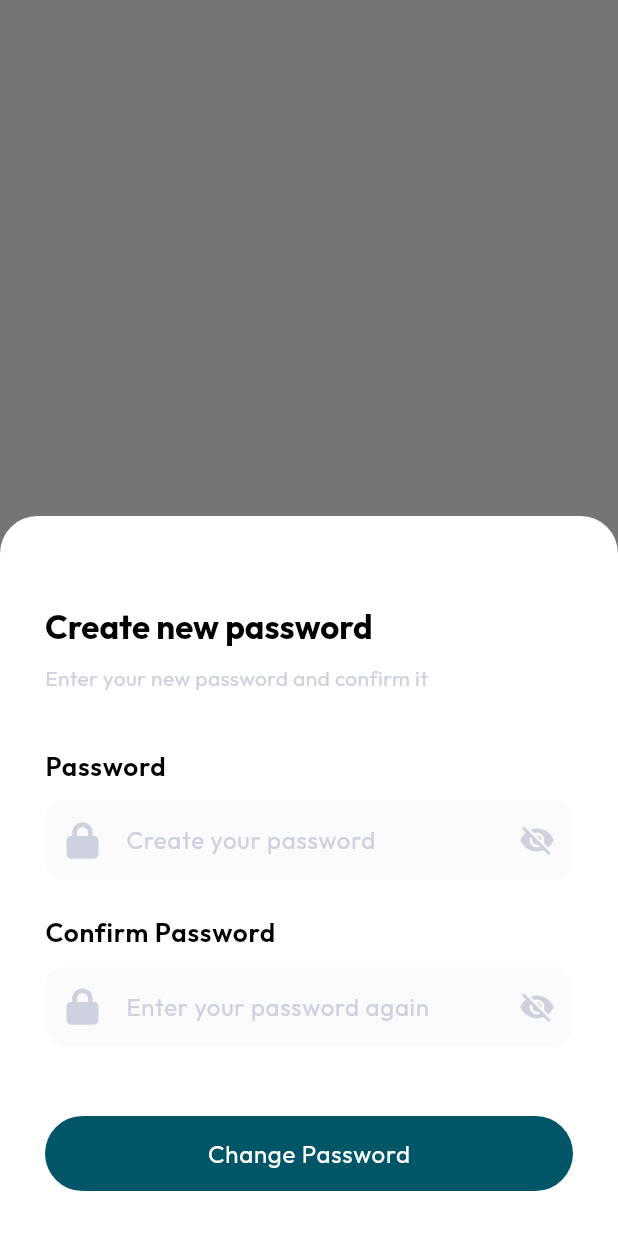
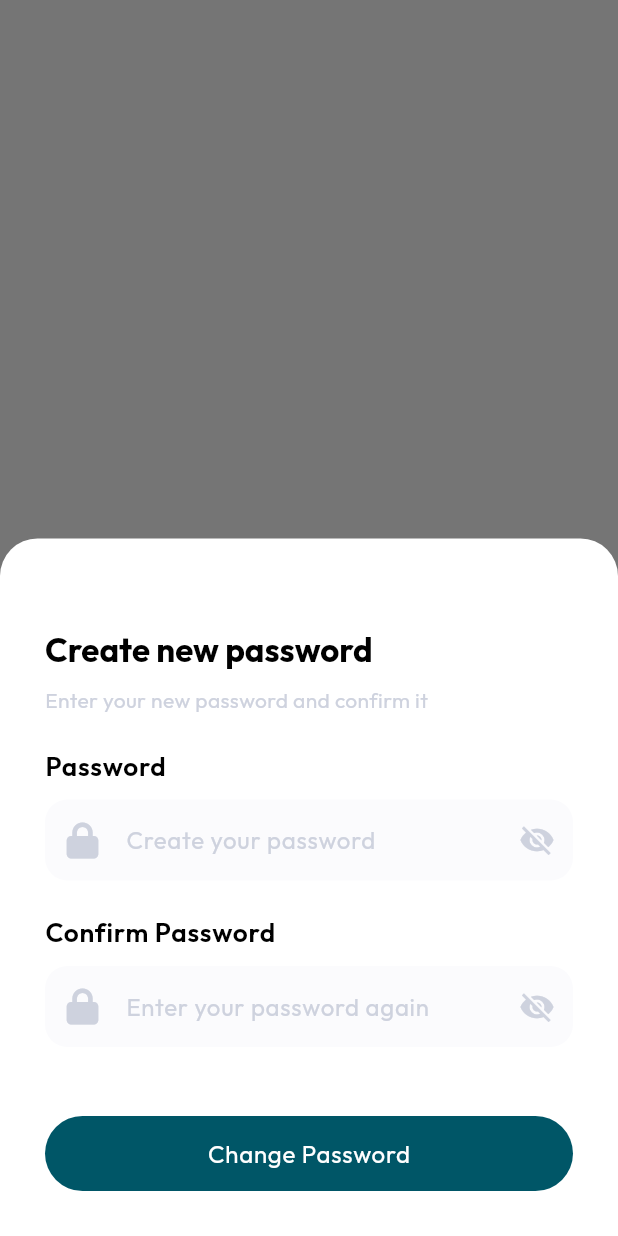
Before and after one commit to AbdelrhmanReda17/Mahatatty, a Flutter app: what showForgotPasswordDialog() shows on an empty page, opened directly, after a tap on "Send Code", on a phone screen of 412 x 824 dp. Run offline on Flutter 3.47's test engine with Material 3 defaults, Android fonts, the phone set to English and light mode, and no system bars; our stand-ins replace font_awesome_flutter, google_fonts, smooth_page_indicator.

Commit message:
dialog Widget

```diff
--- /dev/null
+++ b/lib/Widgets/Dialogs/forgot_password_dialog.dart
@@ -0,0 +1,40 @@
+import 'package:flutter/cupertino.dart';
+import 'package:flutter/material.dart';
+import 'package:font_awesome_flutter/font_awesome_flutter.dart';
+
+import '../Generics/mahattaty_dialog.dart';
+import '../Generics/mahattaty_text_form_field.dart';
+import 'new_password_dialog.dart';
+
+void showForgotPasswordDialog(BuildContext context) {
+  TextEditingController emailController = TextEditingController();
+
+  showModalBottomSheet(
+    backgroundColor: Theme.of(context).colorScheme.background,
+    elevation: 0,
+    context: context,
+    shape: const RoundedRectangleBorder(
+      borderRadius: BorderRadius.vertical(top: Radius.circular(25.0)),
+    ),
+    isScrollControlled: true,
+    builder: (BuildContext context) {
+      return MahattatyDialog(
+        title: 'Forgot Password',
+        description: 'Enter your email or phone number',
+        content: [
+          MahattatyTextFormField(
+            labelText: 'Email or Phone Number',
+            iconData: FontAwesomeIcons.envelope,
+            controller: emailController,
+            hintText: 'Enter your email or phone number',
+          ),
+        ],
+        buttonText: 'Send Code',
+        onButtonPressed: () {
+          Navigator.of(context).pop();
+          showNewPasswordDialog(context);
+        },
+      );
+    },
+  );
+}
--- /dev/null
+++ b/lib/Widgets/Dialogs/new_password_dialog.dart
@@ -0,0 +1,53 @@
+import 'package:flutter/material.dart';
+import 'package:font_awesome_flutter/font_awesome_flutter.dart';
+import 'package:mahattaty/Screens/verification_screen.dart';
+import 'package:mahattaty/Widgets/Generics/mahattaty_button.dart';
+import 'package:mahattaty/Widgets/Generics/mahattaty_text_form_field.dart';
+import '../Generics/mahattaty_dialog.dart';
+
+void showNewPasswordDialog(BuildContext context) {
+  TextEditingController passwordController = TextEditingController();
+  TextEditingController confirmPasswordController = TextEditingController();
+
+  showModalBottomSheet(
+    backgroundColor: Theme.of(context).colorScheme.background,
+    elevation: 0,
+    context: context,
+    shape: const RoundedRectangleBorder(
+      borderRadius: BorderRadius.vertical(top: Radius.circular(25.0)),
+    ),
+    isScrollControlled: true,
+    builder: (BuildContext context) {
+      return MahattatyDialog(
+        title: 'Create new password',
+        description: 'Enter your new password and confirm it',
+        content: [
+          MahattatyTextFormField(
+            labelText: 'Password',
+            isPassword: true,
+            iconData: FontAwesomeIcons.lock,
+            hintText: 'Create your password',
+            controller: passwordController,
+          ),
+          const SizedBox(height: 20),
+          MahattatyTextFormField(
+            labelText: 'Confirm Password',
+            isPassword: true,
+            iconData: FontAwesomeIcons.lock,
+            controller: confirmPasswordController,
+            hintText: 'Enter your password again',
+          ),
+        ],
+        buttonText: 'Change Password',
+        onButtonPressed: () {
+          Navigator.push(
+            context,
+            MaterialPageRoute(
+              builder: (context) => const VerificationScreen(),
+            ),
+          );
+        },
+      );
+    },
+  );
+}
--- a/lib/Widgets/Froms/login_form.dart
+++ b/lib/Widgets/Froms/login_form.dart
@@ -1,7 +1,7 @@
 import 'package:flutter/material.dart';
 import 'package:font_awesome_flutter/font_awesome_flutter.dart';
 import 'package:mahattaty/Widgets/Generics/mahattaty_text_form_field.dart';
-import 'package:mahattaty/Widgets/forgot_password_dialog.dart';
+import 'package:mahattaty/Widgets/Dialogs/forgot_password_dialog.dart';
 
 class LoginForm extends StatefulWidget {
   const LoginForm({super.key});
--- /dev/null
+++ b/lib/Widgets/Generics/mahattaty_dialog.dart
@@ -0,0 +1,77 @@
+import 'package:flutter/material.dart';
+
+import 'mahattaty_button.dart';
+import 'mahattaty_text_form_field.dart';
+
+class MahattatyDialog extends StatelessWidget {
+  final String title;
+  final String description;
+  final List<Widget> content;
+  final String buttonText;
+  final VoidCallback onButtonPressed;
+
+  const MahattatyDialog({
+    required this.title,
+    required this.description,
+    required this.content,
+    required this.buttonText,
+    required this.onButtonPressed,
+    Key? key,
+  }) : super(key: key);
+
+  @override
+  Widget build(BuildContext context) {
+    return PopScope(
+      onPopInvoked: (_) {
+        content.whereType<MahattatyTextFormField>().forEach((formField) {
+          formField.controller.dispose();
+        });
+      },
+      child: Padding(
+        padding: const EdgeInsets.only(left: 30.0, right: 30.0, top: 20.0, bottom: 30.0),
+        child: Column(
+          mainAxisSize: MainAxisSize.min,
+          crossAxisAlignment: CrossAxisAlignment.start,
+          children: [
+            Center(
+              child: Container(
+                decoration: BoxDecoration(
+                  color: Theme.of(context).colorScheme.onPrimaryContainer,
+                  borderRadius: const BorderRadius.horizontal(
+                    left: Radius.circular(5.0),
+                    right: Radius.circular(5.0),
+                  ),
+                ),
+                width: 70,
+              ),
+            ),
+            const SizedBox(height: 40),
+            Text(
+              title,
+              style: Theme.of(context)
+                  .textTheme
+                  .titleLarge!
+                  .copyWith(fontWeight: FontWeight.bold),
+            ),
+            const SizedBox(height: 10),
+            Text(
+              description,
+              style: Theme.of(context).textTheme.bodyMedium?.copyWith(
+                color: Theme.of(context).colorScheme.onPrimaryContainer,
+              ),
+            ),
+            const SizedBox(height: 20),
+            ...content, //  content here
+            const SizedBox(height: 45),
+            MahattatyButton(
+              text: buttonText,
+              style: MahattatyButtonStyle.primary,
+              onPressed: onButtonPressed,
+              height: 50,
+            ),
+          ],
+        ),
+      ),
+    );
+  }
+}
--- a/lib/Widgets/forgot_password_dialog.dart
+++ /dev/null
@@ -1,76 +0,0 @@
-import 'package:flutter/material.dart';
-import 'package:font_awesome_flutter/font_awesome_flutter.dart';
-import 'package:mahattaty/Widgets/Generics/mahattaty_button.dart';
-import 'package:mahattaty/Widgets/Generics/mahattaty_text_form_field.dart';
-import 'package:mahattaty/Widgets/new_password_dialog.dart';
-
-void showForgotPasswordDialog(BuildContext context) {
-  showModalBottomSheet(
-    backgroundColor: Theme.of(context).colorScheme.background,
-    elevation: 0,
-    context: context,
-    shape: const RoundedRectangleBorder(
-      borderRadius: BorderRadius.vertical(top: Radius.circular(25.0)),
-    ),
-    isScrollControlled: true,
-    builder: (BuildContext context) {
-      TextEditingController emailController = TextEditingController();
-      return PopScope(
-        onPopInvoked: (_) => emailController.dispose(),
-        child: Padding(
-          padding: const EdgeInsets.only(left: 30.0, right: 30.0, top: 20.0, bottom: 30.0),
-          child: Column(
-            mainAxisSize: MainAxisSize.min,
-            crossAxisAlignment: CrossAxisAlignment.start,
-            children: [
-              Center(
-                child: Container(
-                  decoration: BoxDecoration(
-                    color: Theme.of(context).colorScheme.onPrimaryContainer,
-                    borderRadius: const BorderRadius.horizontal(
-                      left: Radius.circular(5.0),
-                      right: Radius.circular(5.0),
-                    ),
-                  ),
-                  width: 70,
-                ),
-              ),
-              const SizedBox(height: 40),
-              Text(
-                'Forgot Password',
-                style: Theme.of(context)
-                    .textTheme
-                    .titleLarge!
-                    .copyWith(fontWeight: FontWeight.bold),
-              ),
-              const SizedBox(height: 10),
-              Text(
-                'Enter your email or phone number',
-                style: Theme.of(context).textTheme.bodyMedium?.copyWith(
-                      color: Theme.of(context).colorScheme.onPrimaryContainer,
-                    ),
-              ),
-              const SizedBox(height: 20),
-              MahattatyTextFormField(
-                labelText: 'Email or Phone Number',
-                iconData: FontAwesomeIcons.envelope,
-                controller: emailController,
-                hintText: 'Enter your email or phone number',
-              ),
-              const SizedBox(height: 45),
-              MahattatyButton(
-                text: 'Send Code',
-                style: MahattatyButtonStyle.primary,
-                onPressed: () {
-                  Navigator.of(context).pop();
-                  showNewPasswordDialog(context);
-                },
-                height: 50,
-              ),
-            ],
-          ),
-        ),
-      );
-    },
-  );
-}
--- a/lib/Widgets/new_password_dialog.dart
+++ /dev/null
@@ -1,95 +0,0 @@
-import 'package:flutter/material.dart';
-import 'package:font_awesome_flutter/font_awesome_flutter.dart';
-import 'package:mahattaty/Screens/verification_screen.dart';
-import 'package:mahattaty/Widgets/Generics/mahattaty_button.dart';
-import 'package:mahattaty/Widgets/Generics/mahattaty_text_form_field.dart';
-
-void showNewPasswordDialog(BuildContext context) {
-  showModalBottomSheet(
-    backgroundColor: Theme.of(context).colorScheme.background,
-    elevation: 0,
-    context: context,
-    shape: const RoundedRectangleBorder(
-      borderRadius: BorderRadius.vertical(top: Radius.circular(25.0)),
-    ),
-    isScrollControlled: true,
-    builder: (BuildContext context) {
-      TextEditingController passwordController = TextEditingController();
-      TextEditingController confirmPasswordController = TextEditingController();
-      return PopScope(
-        onPopInvoked: (_) {
-          passwordController.dispose();
-          confirmPasswordController.dispose();
-        },
-
-        child: Padding(
-          padding: const EdgeInsets.only(
-              left: 30.0, right: 30.0, top: 20.0, bottom: 30.0),
-          child: Column(
-            mainAxisSize: MainAxisSize.min,
-            crossAxisAlignment: CrossAxisAlignment.start,
-            children: [
-              Center(
-                child: Container(
-                  decoration: BoxDecoration(
-                    color: Theme.of(context).colorScheme.onPrimaryContainer,
-                    borderRadius: const BorderRadius.horizontal(
-                      left: Radius.circular(5.0),
-                      right: Radius.circular(5.0),
-                    ),
-                  ),
-                  width: 70,
-                ),
-              ),
-              const SizedBox(height: 40),
-              Text(
-                'Create new password ',
-                style: Theme.of(context)
-                    .textTheme
-                    .titleLarge!
-                    .copyWith(fontWeight: FontWeight.bold),
-              ),
-              const SizedBox(height: 10),
-              Text(
-                'Enter your new password and confirm it',
-                style: Theme.of(context).textTheme.bodyMedium?.copyWith(
-                      color: Theme.of(context).colorScheme.onPrimaryContainer,
-                    ),
-              ),
-              const SizedBox(height: 35),
-              MahattatyTextFormField(
-                labelText: 'Password',
-                isPassword: true,
-                iconData: FontAwesomeIcons.lock,
-                hintText: 'Create your password',
-                controller: passwordController,
-              ),
-              const SizedBox(height: 20),
-              MahattatyTextFormField(
-                labelText: 'Confirm Password',
-                isPassword: true,
-                iconData: FontAwesomeIcons.lock,
-                controller: confirmPasswordController,
-                hintText: 'Enter your password again',
-              ),
-              const SizedBox(height: 45),
-              MahattatyButton(
-                text: 'Change Password',
-                style: MahattatyButtonStyle.primary,
-                onPressed: () {
-                  Navigator.push(
-                    context,
-                    MaterialPageRoute(
-                      builder: (context) => const VerificationScreen(),
-                    ),
-                  );
-                },
-                height: 50,
-              ),
-            ],
-          ),
-        ),
-      );
-    },
-  );
-}
```
Also changed, not shown: pubspec.lock.
